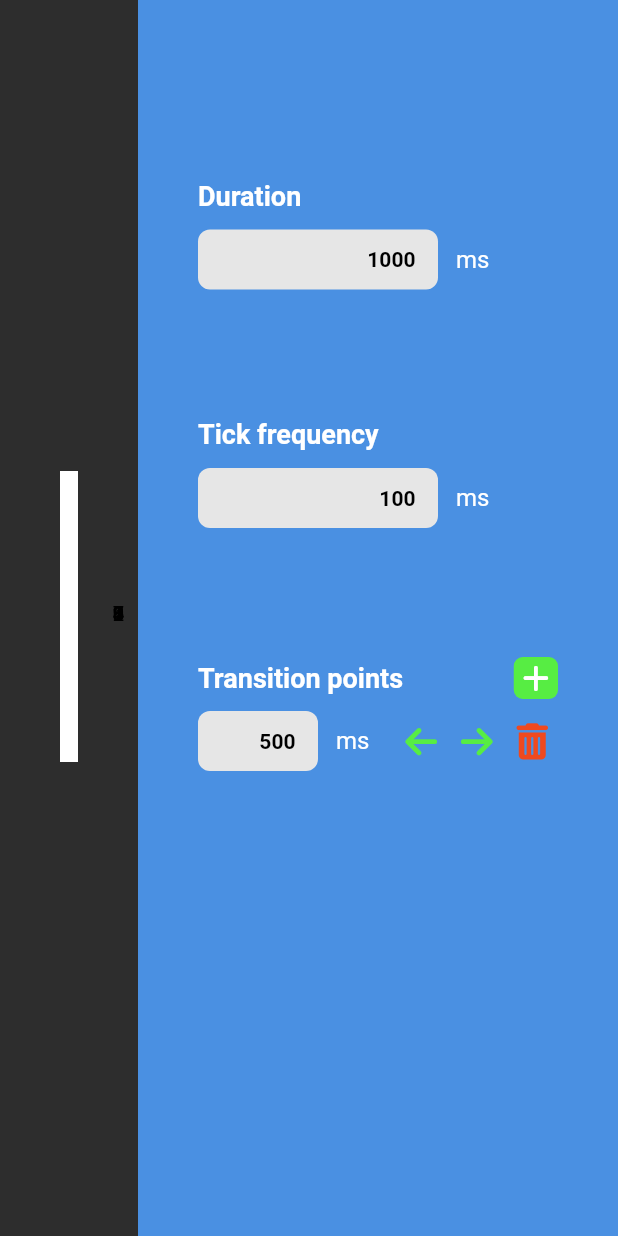
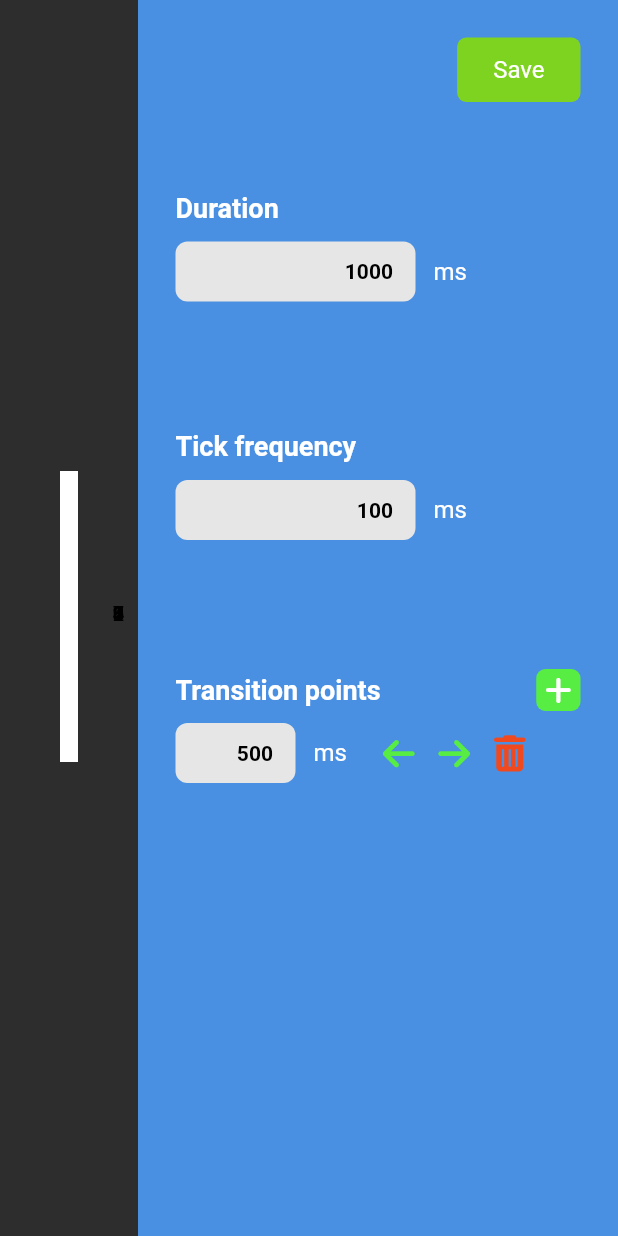
Before and after one commit to AndreiLacatos-works/opc-node-designer, a Flutter app: the screen it shows after launch, on a phone screen of 412 x 824 dp. Run offline on Flutter 3.47's test engine with Material 3 defaults, Android fonts, the phone set to English and light mode, and no system bars; our stand-ins replace file_picker, flutter_riverpod, font_awesome_flutter, freezed_annotation, riverpod_annotation; missing offline and left inert: window_manager; generated files the repository leaves out were written again; statements that could not run were skipped.

Commit message:
Save waveform

```diff
--- /dev/null
+++ b/src/waveform_designer/lib/serialization/waveform/waveform.model.dart
@@ -0,0 +1,28 @@
+import 'package:json_annotation/json_annotation.dart';
+import 'package:waveform_designer/state/waveform/waveform.model.dart'
+    as WaveFormState;
+
+part 'waveform.model.g.dart';
+
+@JsonSerializable()
+class WaveFormModel {
+  final int duration;
+  final int tickFrequency;
+  final List<int> transitionPoints;
+
+  WaveFormModel({
+    required this.duration,
+    required this.tickFrequency,
+    required this.transitionPoints,
+  });
+
+  factory WaveFormModel.fromJson(Map<String, dynamic> json) =>
+      _$WaveFormModelFromJson(json);
+  factory WaveFormModel.fromState(WaveFormState.WaveFormModel state) =>
+      WaveFormModel(
+        duration: state.duration,
+        tickFrequency: state.tickFrequency,
+        transitionPoints: state.transitionPoints,
+      );
+  Map<String, dynamic> toJson() => _$WaveFormModelToJson(this);
+}
--- a/src/waveform_designer/lib/widgets/fine_tuner/FineTuner.dart
+++ b/src/waveform_designer/lib/widgets/fine_tuner/FineTuner.dart
@@ -3,19 +3,21 @@ import 'package:flutter_riverpod/flutter_riverpod.dart';
 import 'package:waveform_designer/widgets/fine_tuner/controls/DurationControl.dart';
 import 'package:waveform_designer/widgets/fine_tuner/controls/TickFrequencyControl.dart';
 import 'package:waveform_designer/widgets/fine_tuner/controls/TransitionPointsControl.dart';
+import 'package:waveform_designer/widgets/fine_tuner/save/Saver.dart';
 
 class FineTuner extends ConsumerWidget {
   @override
   Widget build(BuildContext context, WidgetRef ref) {
     return Container(
       decoration: const BoxDecoration(color: Color.fromARGB(255, 74, 144, 226)),
-      padding: const EdgeInsets.all(40),
+      padding: const EdgeInsets.all(25),
       width: 320,
       height: double.infinity,
       child: Column(
         crossAxisAlignment: CrossAxisAlignment.start,
         children: [
-          SizedBox(height: 80),
+          Saver(),
+          SizedBox(height: 60),
           DurationControl(),
           SizedBox(height: 80),
           TickFrequencyControl(),
--- /dev/null
+++ b/src/waveform_designer/lib/widgets/fine_tuner/save/Saver.dart
@@ -0,0 +1,70 @@
+import 'dart:convert';
+import 'dart:io';
+
+import 'package:flutter/material.dart';
+import 'package:flutter_riverpod/flutter_riverpod.dart';
+import 'package:waveform_designer/state/waveform/waveform.model.dart';
+import 'package:waveform_designer/state/waveform/waveform.state.dart';
+import 'package:waveform_designer/serialization/waveform/waveform.model.dart'
+    as WaveFormSerialization;
+import 'package:file_picker/file_picker.dart';
+
+class Saver extends ConsumerWidget {
+  Future handleSave(WidgetRef ref) async {
+    final waveform = ref.read(waveFormStateProvider);
+    final saveLocation = await promptSaveLocation();
+    if (saveLocation != null) {
+      await writeWaveform(waveform, saveLocation);
+    }
+  }
+
+  Future<String?> promptSaveLocation() {
+    return FilePicker.platform.saveFile(
+      dialogTitle: 'Choose save file',
+      fileName: 'waveform.json',
+      allowedExtensions: ['json'],
+    );
+  }
+
+  Future writeWaveform(WaveFormModel waveform, String saveLocation) async {
+    final file = File(saveLocation);
+    final serializationObject =
+        WaveFormSerialization.WaveFormModel.fromState(waveform);
+    try {
+      await file.writeAsString(jsonEncode(serializationObject));
+    } on Exception catch (e) {
+      print("Failed to save waveform: ${e.toString()}");
+    }
+  }
+
+  @override
+  Widget build(BuildContext context, WidgetRef ref) {
+    return Row(
+      mainAxisAlignment: MainAxisAlignment.end,
+      children: [
+        MouseRegion(
+          cursor: SystemMouseCursors.click,
+          child: GestureDetector(
+            onTap: () {
+              handleSave(ref);
+            },
+            child: Container(
+              padding: const EdgeInsets.fromLTRB(24, 12, 24, 12),
+              decoration: BoxDecoration(
+                color: Color.fromARGB(255, 126, 211, 33),
+                borderRadius: BorderRadius.circular(6),
+              ),
+              child: const Text(
+                'Save',
+                style: TextStyle(
+                  color: Color(0xFFFFFFFF),
+                  fontSize: 16.0,
+                ),
+              ),
+            ),
+          ),
+        ),
+      ],
+    );
+  }
+}
--- a/src/waveform_designer/pubspec.yaml
+++ b/src/waveform_designer/pubspec.yaml
@@ -28,6 +28,7 @@ environment:
 # the latest version available on pub.dev. To see which dependencies have newer
 # versions available, run `flutter pub outdated`.
 dependencies:
+  file_picker: ^8.1.6
   fl_chart: ^0.69.2
   flutter:
     sdk: flutter
@@ -52,6 +53,7 @@ dev_dependencies:
   build_runner: ^2.4.13
   custom_lint: ^0.7.0
   riverpod_lint: ^2.6.3
+  json_serializable: ^6.9.0
 
 # For information on the generic Dart part of this file, see the
 # following page: https://dart.dev/tools/pub/pubspec
```
Also changed, not shown: src/waveform_designer/lib/serialization/waveform/waveform.model.g.dart (added), src/waveform_designer/pubspec.lock.
